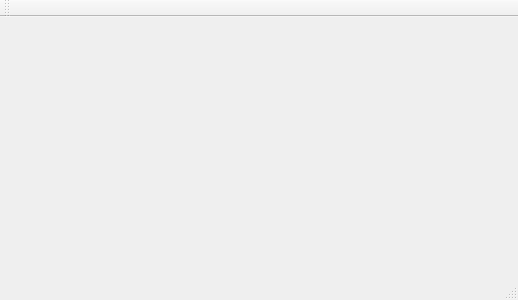
Qt form mainwindow.ui (607011/Qliq) before a commit.
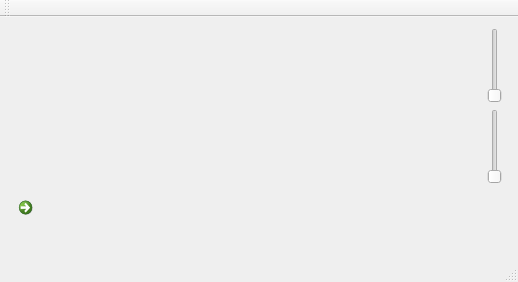
The same form after that commit.

Patch:
```diff
--- a/mainwindow.ui
+++ b/mainwindow.ui
@@ -7,16 +7,79 @@
     <x>0</x>
     <y>0</y>
     <width>518</width>
-    <height>300</height>
+    <height>282</height>
    </rect>
   </property>
   <property name="windowTitle">
    <string>Qliq</string>
   </property>
   <widget class="QWidget" name="centralWidget">
-   <layout class="QVBoxLayout" name="verticalLayout">
-    <item>
-     <layout class="QVBoxLayout" name="layout"/>
+   <layout class="QGridLayout" name="gridLayout">
+    <item row="2" column="0">
+     <spacer name="verticalSpacer">
+      <property name="orientation">
+       <enum>Qt::Vertical</enum>
+      </property>
+      <property name="sizeHint" stdset="0">
+       <size>
+        <width>20</width>
+        <height>40</height>
+       </size>
+      </property>
+     </spacer>
+    </item>
+    <item row="0" column="0">
+     <layout class="QVBoxLayout" name="graphLayout"/>
+    </item>
+    <item row="2" column="1">
+     <spacer name="verticalSpacer_2">
+      <property name="orientation">
+       <enum>Qt::Vertical</enum>
+      </property>
+      <property name="sizeHint" stdset="0">
+       <size>
+        <width>20</width>
+        <height>40</height>
+       </size>
+      </property>
+     </spacer>
+    </item>
+    <item row="0" column="1">
+     <layout class="QVBoxLayout" name="verticalLayout">
+      <item>
+       <widget class="QSlider" name="thresholdSlider">
+        <property name="maximum">
+         <number>1</number>
+        </property>
+        <property name="orientation">
+         <enum>Qt::Vertical</enum>
+        </property>
+        <property name="tickPosition">
+         <enum>QSlider::NoTicks</enum>
+        </property>
+       </widget>
+      </item>
+      <item>
+       <widget class="QSlider" name="volumeSlider">
+        <property name="maximum">
+         <number>100</number>
+        </property>
+        <property name="orientation">
+         <enum>Qt::Vertical</enum>
+        </property>
+        <property name="tickPosition">
+         <enum>QSlider::NoTicks</enum>
+        </property>
+       </widget>
+      </item>
+     </layout>
+    </item>
+    <item row="1" column="0">
+     <widget class="QCommandLinkButton" name="startStopButton">
+      <property name="text">
+       <string/>
+      </property>
+     </widget>
     </item>
    </layout>
   </widget>
```
